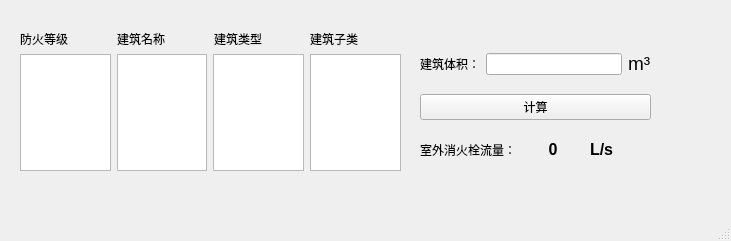
The window that flowTool/flowtool.ui (chenpii/pyqt5-project) describes before a commit, drawn with Qt 5.
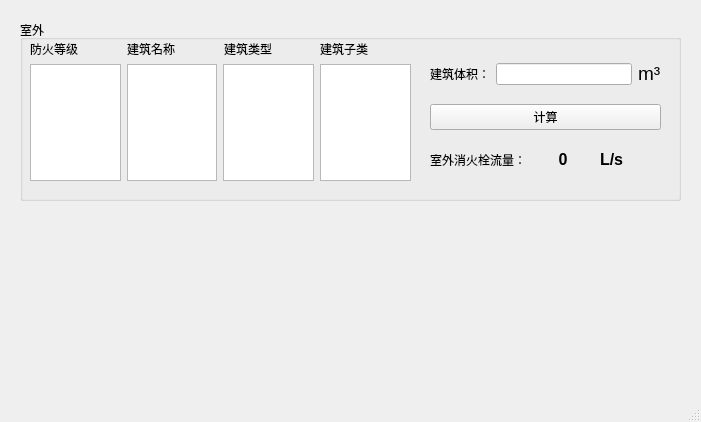
The same window after the commit.

Commit message: 更新UI界面

```diff
--- a/flowTool/flowtool.ui
+++ b/flowTool/flowtool.ui
@@ -2,23 +2,110 @@
 <ui version="4.0">
  <class>MainWindow</class>
  <widget class="QMainWindow" name="MainWindow">
+  <property name="enabled">
+   <bool>true</bool>
+  </property>
   <property name="geometry">
    <rect>
     <x>0</x>
     <y>0</y>
-    <width>731</width>
-    <height>241</height>
+    <width>701</width>
+    <height>422</height>
    </rect>
   </property>
+  <property name="minimumSize">
+   <size>
+    <width>701</width>
+    <height>422</height>
+   </size>
+  </property>
+  <property name="maximumSize">
+   <size>
+    <width>701</width>
+    <height>422</height>
+   </size>
+  </property>
   <property name="windowTitle">
    <string>室外消火栓流量计算工具</string>
   </property>
   <widget class="QWidget" name="centralwidget">
+   <widget class="QGroupBox" name="groupBox">
+    <property name="geometry">
+     <rect>
+      <x>20</x>
+      <y>20</y>
+      <width>661</width>
+      <height>181</height>
+     </rect>
+    </property>
+    <property name="title">
+     <string>室外</string>
+    </property>
+    <widget class="QWidget" name="verticalLayoutWidget_2">
+     <property name="geometry">
+      <rect>
+       <x>10</x>
+       <y>20</y>
+       <width>381</width>
+       <height>141</height>
+      </rect>
+     </property>
+     <layout class="QVBoxLayout" name="verticalLayout_2">
+      <item>
+       <layout class="QHBoxLayout" name="horizontalLayout_2">
+        <item>
+         <widget class="QLabel" name="label_fireLevel">
+          <property name="text">
+           <string>防火等级</string>
+          </property>
+         </widget>
+        </item>
+        <item>
+         <widget class="QLabel" name="label_buildName">
+          <property name="text">
+           <string>建筑名称</string>
+          </property>
+         </widget>
+        </item>
+        <item>
+         <widget class="QLabel" name="label_buildType">
+          <property name="text">
+           <string>建筑类型</string>
+          </property>
+         </widget>
+        </item>
+        <item>
+         <widget class="QLabel" name="label_buildType2">
+          <property name="text">
+           <string>建筑子类</string>
+          </property>
+         </widget>
+        </item>
+       </layout>
+      </item>
+      <item>
+       <layout class="QHBoxLayout" name="horizontalLayout">
+        <item>
+         <widget class="QListWidget" name="listWidget_fireLevel"/>
+        </item>
+        <item>
+         <widget class="QListWidget" name="listWidget_buildName"/>
+        </item>
+        <item>
+         <widget class="QListWidget" name="listWidget_buildType"/>
+        </item>
+        <item>
+         <widget class="QListWidget" name="listWidget_buildType2"/>
+        </item>
+       </layout>
+      </item>
+     </layout>
+    </widget>
    <widget class="QWidget" name="verticalLayoutWidget">
     <property name="geometry">
      <rect>
-      <x>420</x>
-      <y>40</y>
+       <x>410</x>
+       <y>30</y>
       <width>231</width>
       <height>134</height>
      </rect>
@@ -86,65 +173,6 @@
      </item>
     </layout>
    </widget>
-   <widget class="QWidget" name="verticalLayoutWidget_2">
-    <property name="geometry">
-     <rect>
-      <x>20</x>
-      <y>30</y>
-      <width>381</width>
-      <height>141</height>
-     </rect>
-    </property>
-    <layout class="QVBoxLayout" name="verticalLayout_2">
-     <item>
-      <layout class="QHBoxLayout" name="horizontalLayout_2">
-       <item>
-        <widget class="QLabel" name="label_fireLevel">
-         <property name="text">
-          <string>防火等级</string>
-         </property>
-        </widget>
-       </item>
-       <item>
-        <widget class="QLabel" name="label_buildName">
-         <property name="text">
-          <string>建筑名称</string>
-         </property>
-        </widget>
-       </item>
-       <item>
-        <widget class="QLabel" name="label_buildType">
-         <property name="text">
-          <string>建筑类型</string>
-         </property>
-        </widget>
-       </item>
-       <item>
-        <widget class="QLabel" name="label_buildType2">
-         <property name="text">
-          <string>建筑子类</string>
-         </property>
-        </widget>
-       </item>
-      </layout>
-     </item>
-     <item>
-      <layout class="QHBoxLayout" name="horizontalLayout">
-       <item>
-        <widget class="QListWidget" name="listWidget_fireLevel"/>
-       </item>
-       <item>
-        <widget class="QListWidget" name="listWidget_buildName"/>
-       </item>
-       <item>
-        <widget class="QListWidget" name="listWidget_buildType"/>
-       </item>
-       <item>
-        <widget class="QListWidget" name="listWidget_buildType2"/>
-       </item>
-      </layout>
-     </item>
-    </layout>
    </widget>
   </widget>
   <widget class="QMenuBar" name="menubar">
```
Left out of the diff: 4 changed lines with no effect on the pictures. Lines whose indentation alone changed are shown as unchanged. The commit also changes 3 other files.
